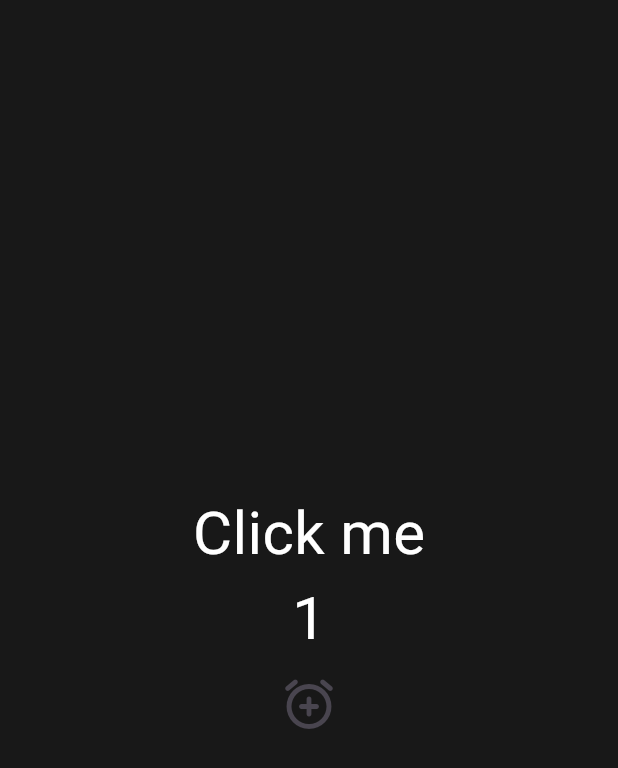
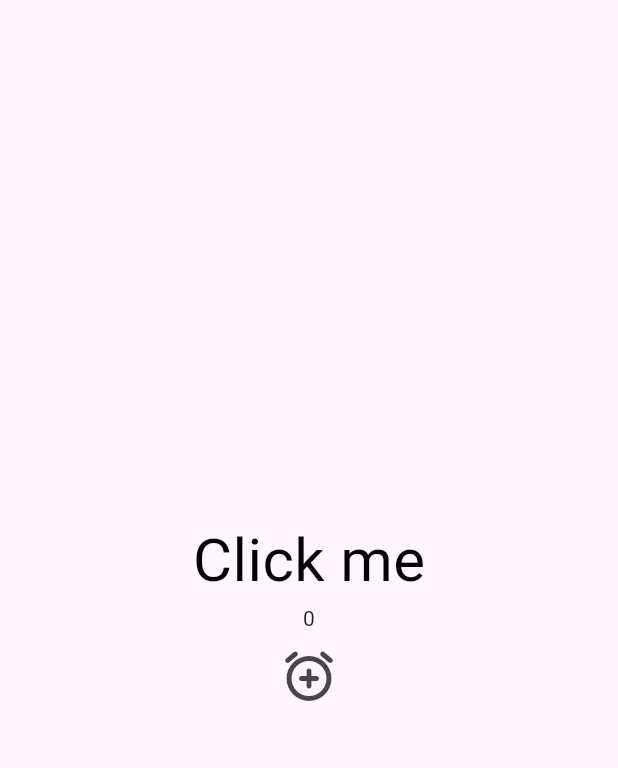
Before and after one commit to judoree/tooflix, a Flutter app: the screen it shows after launch, after a tap on the "add alarm" icon, on a phone screen of 412 x 824 dp. Shown: the top 768 px of the screen. Run offline on Flutter 3.47's test engine with Material 3 defaults, Android fonts, the light colour scheme and no system bars.

Commit message:
setState2

```diff
--- a/lib/main.dart
+++ b/lib/main.dart
@@ -12,12 +12,12 @@ class App extends StatefulWidget {
 }
 
 class _AppState extends State<App> {
-  int counter = 0;
+  List<int> numbers = [];
 
   void ocClicked() {
     setState(
       () {
-        counter = counter + 1;
+        numbers.add(numbers.length);
       },
     );
   }
@@ -26,7 +26,7 @@ class _AppState extends State<App> {
   Widget build(BuildContext context) {
     return MaterialApp(
       home: Scaffold(
-        backgroundColor: const Color(0xFF181818),
+        // backgroundColor: const Color(0xFF181818),
         body: Center(
           child: Column(
             mainAxisAlignment: MainAxisAlignment.center,
@@ -34,17 +34,11 @@ class _AppState extends State<App> {
               const Text(
                 'Click me',
                 style: TextStyle(
-                  color: Colors.white,
+                  color: Colors.black,
                   fontSize: 40,
                 ),
               ),
-              Text(
-                '$counter',
-                style: const TextStyle(
-                  color: Colors.white,
-                  fontSize: 40,
-                ),
-              ),
+              for (var n in numbers) Text('$n'),
               IconButton(
                 iconSize: 40,
                 onPressed: ocClicked,
```
